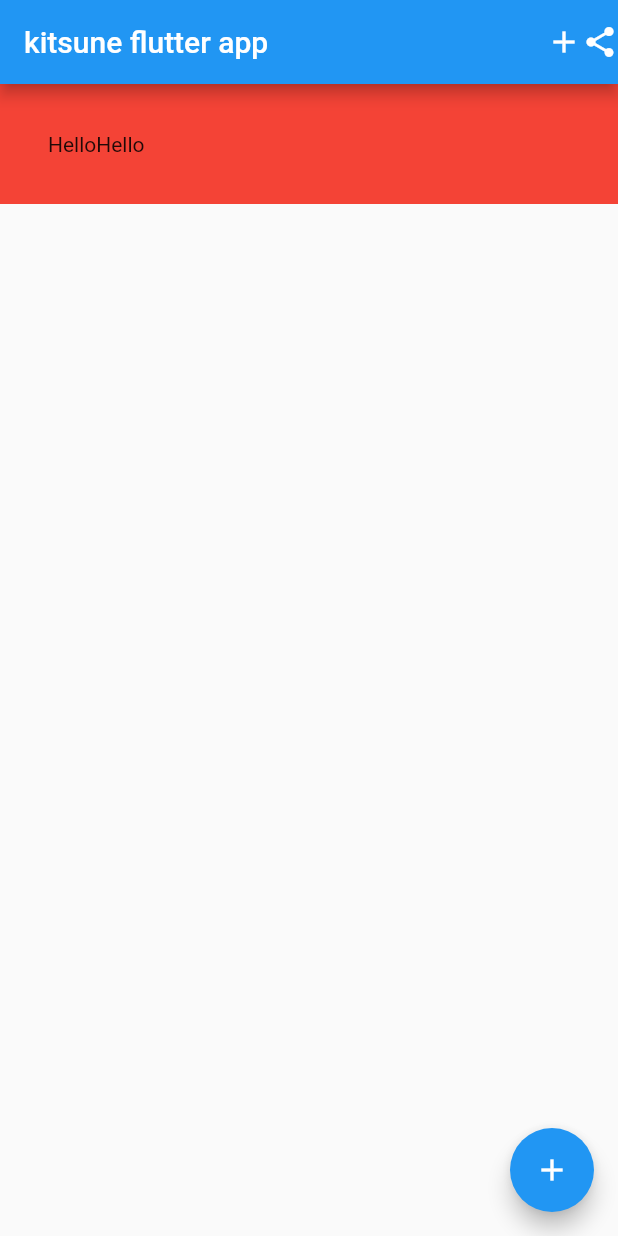
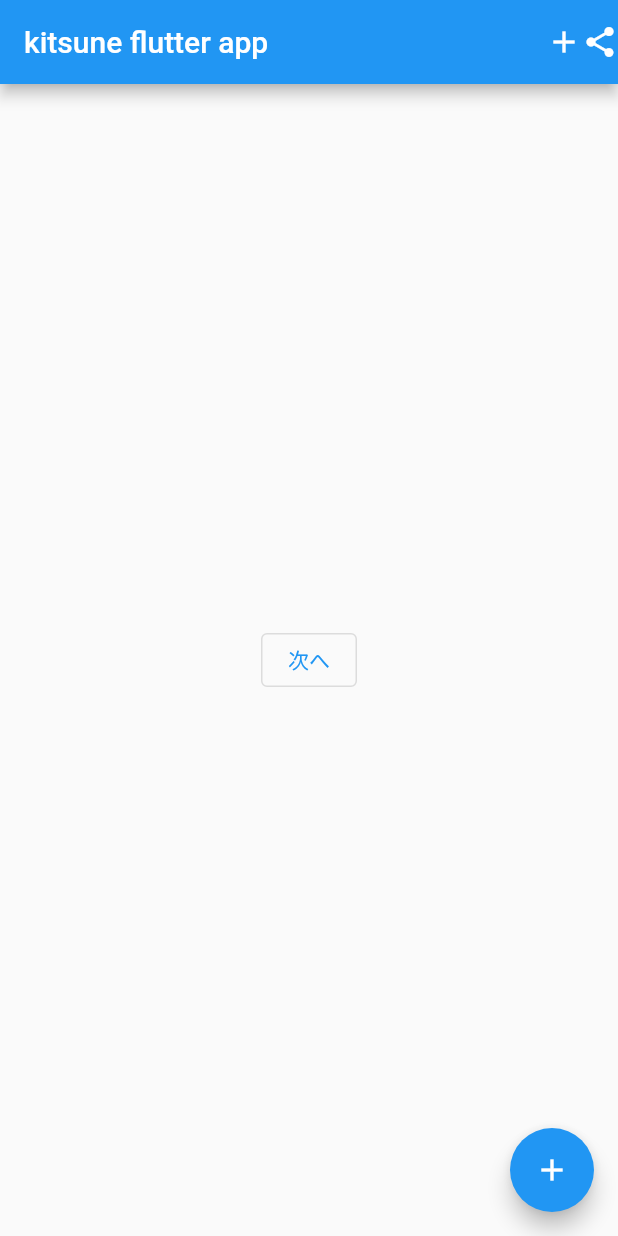
Before and after one commit to yk-mt12/flutter_university_tutorial, a Flutter app: the screen it shows after launch, on a phone screen of 412 x 824 dp. Run offline on Flutter 3.47's test engine with Material 2 defaults, Android fonts, the phone set to English and light mode, and no system bars.

```diff
--- a/lib/main.dart
+++ b/lib/main.dart
@@ -1,4 +1,5 @@
 import 'package:flutter/material.dart';
+import 'package:flutter_university_tutorial/next_page.dart';
 
 void main() {
   runApp(const MyApp());
@@ -44,14 +45,17 @@ class _MyHomePageState extends State<MyHomePage> {
       appBar: AppBar(
           title: Text('kitsune flutter app'),
           actions: <Widget>[Icon(Icons.add), Icon(Icons.share)]),
-      body: Container(
-        width: double.infinity,
-        color: Colors.red,
-        child: Padding(
-          padding: const EdgeInsets.all(32.0),
-          child: Row(
-            children: <Widget>[Text('Hello'), Text('Hello')],
-          ),
+      body: Center(
+        child: OutlinedButton(
+         child: Text('次へ'),
+          onPressed: () {
+           Navigator.push(
+             context,
+             MaterialPageRoute(
+                 builder: (context) => NextPage('Kitsune')
+             ),
+           );
+          },
         ),
       ),
       floatingActionButton: FloatingActionButton(
```
Also changed, not shown: lib/next_page.dart (+32 -0 lines).
